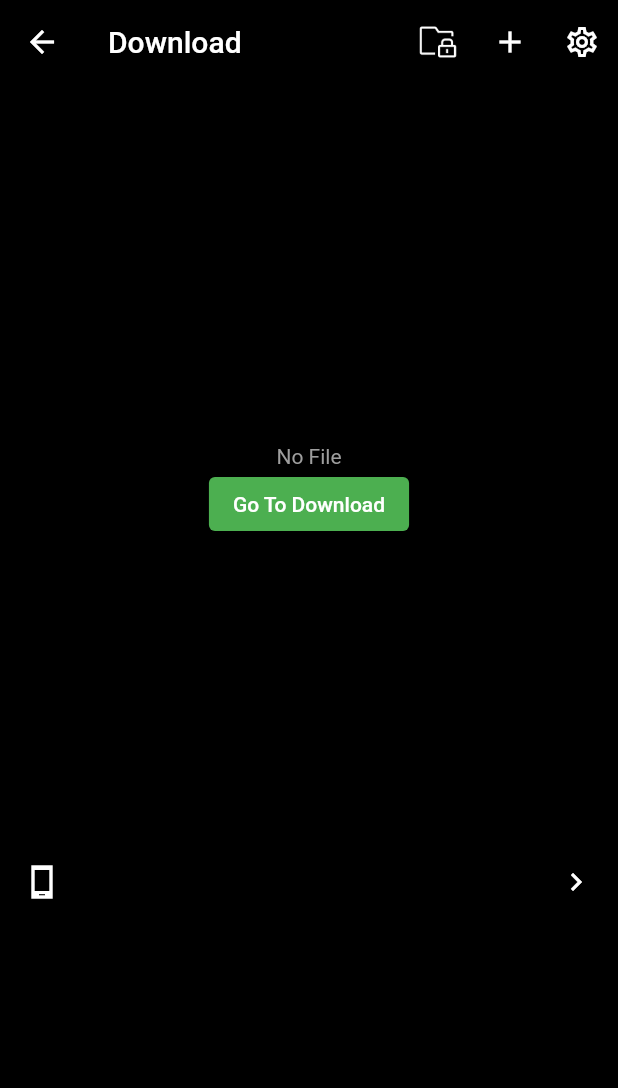
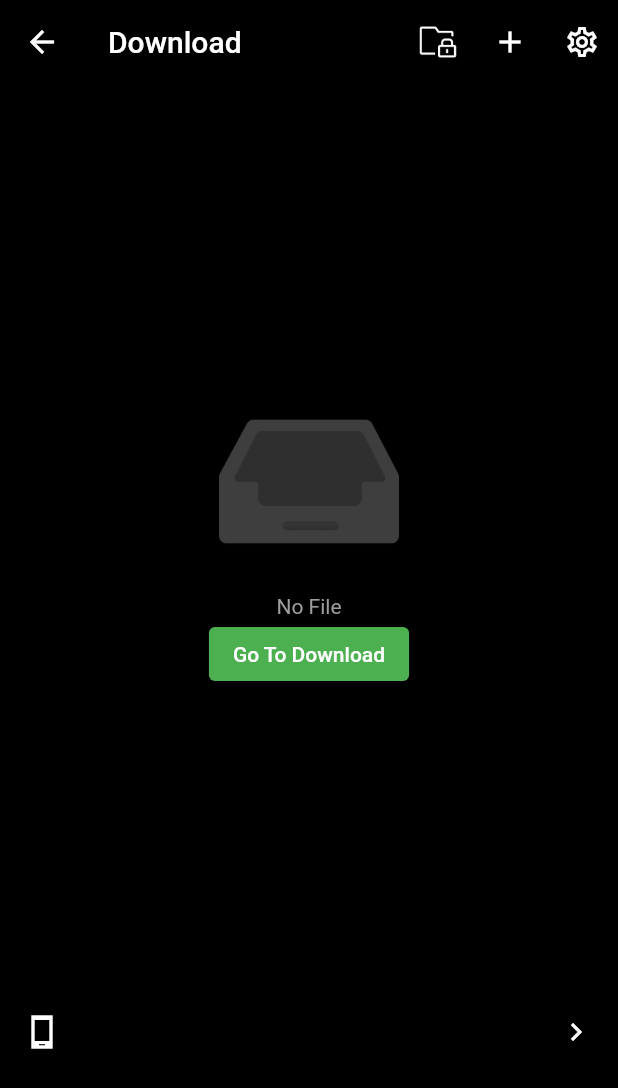
Before and after one commit to mraj555/play-it, a Flutter app: the Down screen opened directly, on a phone screen of 412 x 824 dp. Shown: the top 1088 px of the screen. Run offline on Flutter 3.47's test engine with Material 2 defaults, Android fonts, the light colour scheme and no system bars; our stand-ins replace google_fonts, on_audio_query, permission_handler, pinput; missing offline and left inert: photo_manager, underline_indicator; network calls fail.

Commit message:
Launch Icon Set

```diff
--- a/lib/Download/download.dart
+++ b/lib/Download/download.dart
@@ -48,8 +48,9 @@ class _DownState extends State<Down> {
           mainAxisAlignment: MainAxisAlignment.start,
           children: [
             SizedBox(
-              height: 240,
+              height: 190,
             ),
+            Image.asset('assets/Icons/emptybox.png',height: 150,width: 150,),
             Text(
               'No File',
               style: TextStyle(color: Colors.grey),
--- a/lib/Download/homepage.dart
+++ b/lib/Download/homepage.dart
@@ -262,14 +262,14 @@ class _HomeState extends State<Home> with SingleTickerProviderStateMixin {
                   color: Color(0xff2bc877),
                 ),
                 padding: EdgeInsets.zero,
-                height: _width.value / 10,
+                height: _width.value / 9,
                 width: _width.value,
                 child: TextButton.icon(
                     onPressed: () {},
                     icon: Icon(
                       Icons.lightbulb_outlined,
                       color: Colors.white,
-                      size: _width.value / 25,
+                      size: _width.value / 20,
                     ),
                     label: Text(
                       'Learn how to download video and audio',
```
